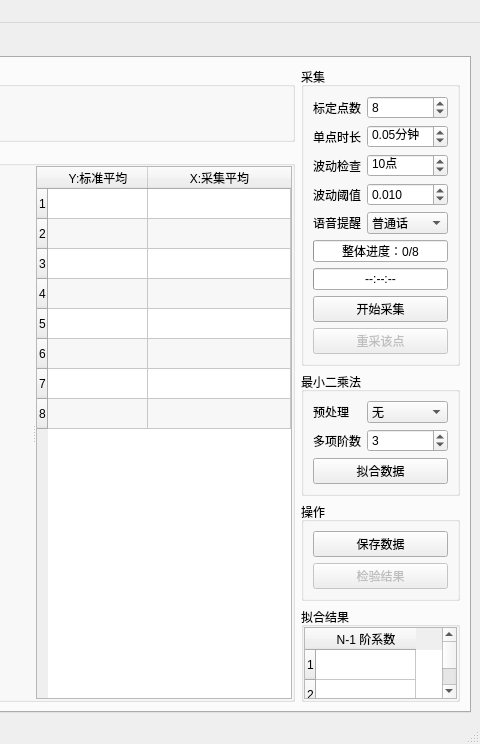
Old version of the form mainwindow.ui in the repository m-RNA/TemperatureSelfCorrectionBasedOnQtSerial; both pictures show x 594 to 1074 and y 0 to 744 of the 1074 by 744 pixel window.
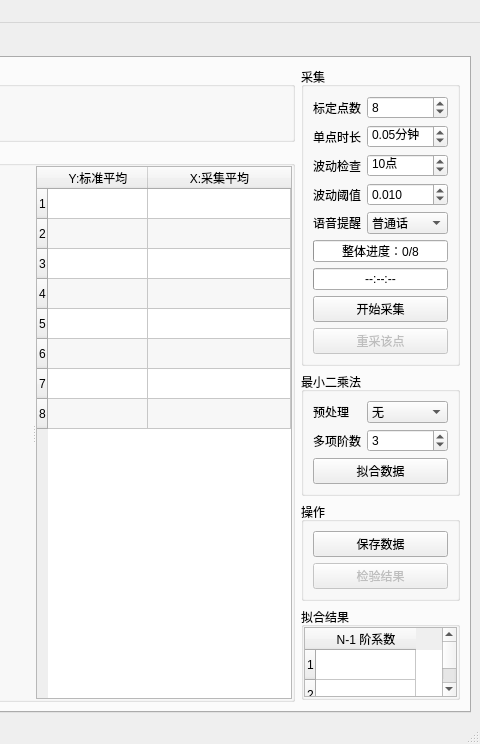
New version of the form. Icons and pictures are not drawn. Custom widgets are drawn as their Qt base class.

Commit message: 优化：显示拟合系数的qt表格

Diff of the .ui file:
```diff
--- a/mainwindow.ui
+++ b/mainwindow.ui
@@ -772,7 +772,7 @@
              <property name="sizePolicy">
               <sizepolicy hsizetype="Preferred" vsizetype="Expanding">
                <horstretch>0</horstretch>
-               <verstretch>0</verstretch>
+               <verstretch>1</verstretch>
               </sizepolicy>
              </property>
              <property name="maximumSize">
@@ -851,7 +851,7 @@
              <property name="sizeHint" stdset="0">
               <size>
                <width>20</width>
-               <height>62</height>
+               <height>20</height>
               </size>
              </property>
             </spacer>
```
